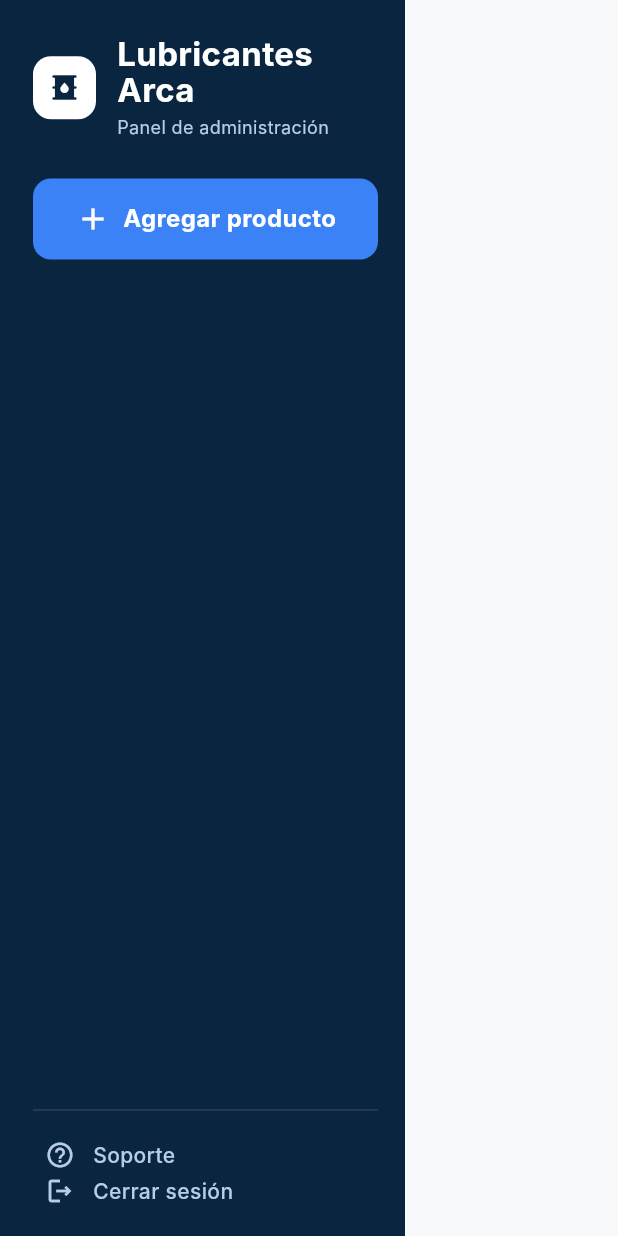
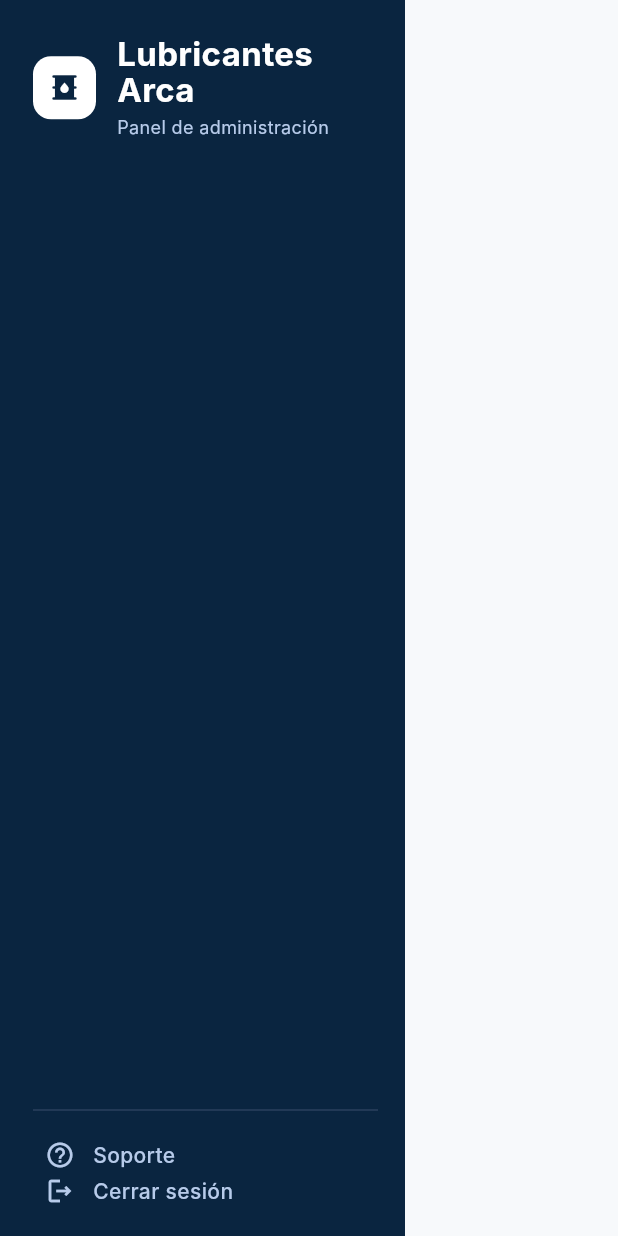
Before and after one commit to rc63197267-star/lubricantes-arca, a Flutter app: the Sidebar widget shown alone on an empty page, opened directly with empty values, on a phone screen of 412 x 824 dp. Run offline on Flutter 3.47's test engine with Material 3 defaults, Android fonts, the phone set to English and light mode, and no system bars; our stand-ins replace image_picker; accounts and stored records are empty; network calls fail; Roboto replaces fonts that are missing (Inter).

Commit message:
Eliminar botón Agregar producto

```diff
--- a/lib/widgets/sidebar.dart
+++ b/lib/widgets/sidebar.dart
@@ -69,30 +69,6 @@
             ],
           ),
           const SizedBox(height: 26),
-          Container(
-            width: double.infinity,
-            padding: const EdgeInsets.symmetric(vertical: 15),
-            margin: const EdgeInsets.only(bottom: 18),
-            decoration: BoxDecoration(
-              color: const Color(0xFF3B82F6),
-              borderRadius: BorderRadius.circular(12),
-            ),
-            child: const Row(
-              mainAxisAlignment: MainAxisAlignment.center,
-              children: [
-                Icon(Icons.add, color: Colors.white),
-                SizedBox(width: 8),
-                Text(
-                  'Agregar producto',
-                  style: TextStyle(
-                    color: Colors.white,
-                    fontWeight: FontWeight.w700,
-                    fontSize: 16,
-                  ),
-                ),
-              ],
-            ),
-          ),
           Expanded(
             child: ListView.builder(
               itemCount: items.length,
```
